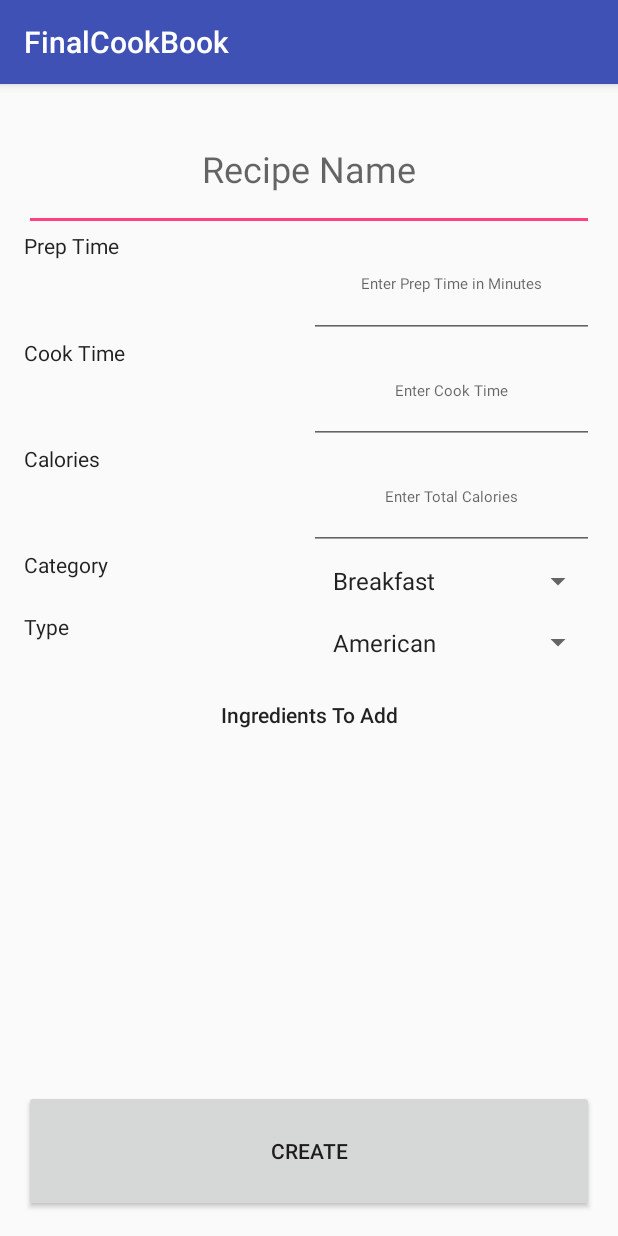
After one commit to Sanaknaki/cookbook, an Android app: the AddRecipe screen opened directly, with no data from a screen before it, on a phone screen of 412 x 824 dp. The commit adds this screen. Run offline under Robolectric (Android 15) with nearby library versions, the phone set to English and light mode, and no system bars; 2 statements that could not run were skipped.

Commit message:
Added new recipe template

```diff
--- /dev/null
+++ b/app/src/main/java/com/example/unaizrehmani/finalcookbook/AddRecipe.java
@@ -0,0 +1,164 @@
+package com.example.unaizrehmani.finalcookbook;
+
+import android.content.Context;
+import android.content.Intent;
+import android.os.Bundle;
+import android.support.v7.app.AppCompatActivity;
+import android.view.LayoutInflater;
+import android.view.View;
+import android.view.ViewGroup;
+import android.widget.ArrayAdapter;
+import android.widget.CheckBox;
+import android.widget.CompoundButton;
+import android.widget.EditText;
+import android.widget.ListView;
+import android.widget.Spinner;
+import android.widget.TextView;
+import android.widget.Toast;
+
+import java.util.ArrayList;
+
+public class AddRecipe extends AppCompatActivity {
+
+    private MainScreen cookBook;
+    ArrayList<Ingredient> chosenAddIngredients = new ArrayList<Ingredient>();
+    String chosenType;
+    String chosenCategory;
+    Spinner typeSpinner;
+    Spinner categorySpinner;
+
+    @Override
+    protected void onCreate(Bundle savedInstanceState) {
+        super.onCreate(savedInstanceState);
+        setContentView(R.layout.activity_add_recipe);
+
+        cookBook = (MainScreen) getIntent().getExtras().getSerializable("cookBook");
+
+        ArrayAdapter<String> categoryAdapter = new ArrayAdapter<String>(AddRecipe.this,android.R.layout.simple_list_item_1,
+                getResources().getStringArray(R.array.categories));
+
+        ArrayAdapter<String> typeAdapter = new ArrayAdapter<String>(AddRecipe.this,android.R.layout.simple_list_item_1,
+                getResources().getStringArray(R.array.types));
+
+        categorySpinner = (Spinner) findViewById(R.id.getCreateRecipeCategorySpinner);
+
+        categoryAdapter.setDropDownViewResource(android.R.layout.simple_spinner_dropdown_item);
+        categorySpinner.setAdapter(categoryAdapter);
+
+        //CREATE AND SET SPINNER FOR TYPE.
+        typeSpinner = (Spinner) findViewById(R.id.getCreateRecipeTypeSpinner);
+
+        typeAdapter.setDropDownViewResource(android.R.layout.simple_spinner_dropdown_item);
+        typeSpinner.setAdapter(typeAdapter);
+
+        chosenType = typeSpinner.getSelectedItem().toString();
+        chosenCategory = categorySpinner.getSelectedItem().toString();
+
+        populateIngredientListView();
+    }
+
+    public void populateIngredientListView(){
+        final ArrayAdapter<Ingredient> ingredientListAdapter = new IngredientAdapter(AddRecipe.this,cookBook.get_cookBookIngredients());
+        ListView ingredientList = (ListView)findViewById(R.id.ingredientsToAddListView);
+        ingredientList.setAdapter(ingredientListAdapter);
+    }
+
+    private class IngredientAdapter extends ArrayAdapter<Ingredient>{
+
+        private Context context;
+
+        public IngredientAdapter(Context context, ArrayList<Ingredient> objects) {
+            super(context, R.layout.single_ingredient, objects);
+            this.context = context;
+        }
+
+        //override this method.
+        public View getView(int position, View convertView, ViewGroup parent){
+            View customView = (LayoutInflater.from(getContext())).inflate(R.layout.single_ingredient,parent,false);
+
+            final Ingredient curIngredient = getItem(position);
+
+            String currentIngredient = curIngredient.get_IngredientName();
+            boolean selection = curIngredient.is_selected();
+
+            TextView ingredientText = (TextView) customView.findViewById(R.id.singleIngredientName);
+            ingredientText.setText(currentIngredient);
+
+            CheckBox ingredientSelected = (CheckBox) customView.findViewById(R.id.singleIngredientSelection);
+            //ingredientSelected.setText("Include");
+            //Need to double check to ensure that boxes stay ticked.
+
+            ingredientSelected.setOnCheckedChangeListener(new CompoundButton.OnCheckedChangeListener(){
+                public void onCheckedChanged(CompoundButton buttonView, boolean isChecked){
+
+                    curIngredient.set_selected(isChecked);
+
+                    if(isChecked){
+                        chosenAddIngredients.add(curIngredient);
+                    } else {
+                        chosenAddIngredients.remove(curIngredient);
+                    }
+
+                }
+            });
+
+            ingredientSelected.setChecked(curIngredient.is_selected());
+            ingredientSelected.setTag(curIngredient);
+
+            return customView;
+        }
+
+    }
+
+    public void clickAddRecipeDirections(View view){
+        String recipeName = ((EditText)findViewById(R.id.getCreateRecipeNameEditView)).getText().toString();
+        String cookTime = ((EditText)findViewById(R.id.getCreateCookEditView)).getText().toString();
+        String prepTime = ((EditText)findViewById(R.id.getCreatePrepEditView)).getText().toString();
+        String caloriesTime = ((EditText)findViewById(R.id.getCreateCaloriesEditView)).getText().toString();
+
+        //Toast.makeText(getApplicationContext(), recipeName, Toast.LENGTH_SHORT).show();
+
+        chosenType = typeSpinner.getSelectedItem().toString();
+        chosenCategory = categorySpinner.getSelectedItem().toString();
+
+        //all fields must be satisfied;
+        if(recipeName!=null && cookTime!=null
+                && prepTime!=null && caloriesTime!=null
+                && chosenType!=null && chosenCategory!=null
+                && chosenAddIngredients.size() > 0){
+
+            try{
+                int prepIntTime = Integer.parseInt(prepTime);
+                int caloriesIntTime = Integer.parseInt(caloriesTime);
+                int cookIntTime = Integer.parseInt(cookTime);
+
+                for (int i = 0; i<cookBook.get_cookBookIngredients().size(); i++){
+
+                    cookBook.get_cookBookIngredients().get(i).set_selected(false);
+
+                }
+
+                Intent intent = new Intent(AddRecipe.this,AddRecipeDirections.class);
+                Bundle bundle = new Bundle();
+                bundle.putSerializable("cookBook",cookBook);
+                bundle.putSerializable("recipeName",recipeName);
+                bundle.putSerializable("chosenCategory",chosenCategory);
+                bundle.putSerializable("chosenType",chosenType);
+                bundle.putSerializable("chosenAddIngredients",chosenAddIngredients);
+                bundle.putSerializable("prepIntTime",prepIntTime);
+                bundle.putSerializable("cookIntTime",cookIntTime);
+                bundle.putSerializable("caloriesIntTime",caloriesIntTime);
+
+                intent.putExtras(bundle);
+                startActivity(intent);
+
+            } catch (Exception e){
+                Toast.makeText(getApplicationContext(), "Prep Time, Cook Time and Calories must be Numbers.", Toast.LENGTH_SHORT).show();
+            }
+
+        }else {
+            Toast.makeText(getApplicationContext(), "All Fields Must be Satisfied.", Toast.LENGTH_SHORT).show();
+
+        }
+    }
+}
--- a/app/src/main/java/com/example/unaizrehmani/finalcookbook/Recipe.java
+++ b/app/src/main/java/com/example/unaizrehmani/finalcookbook/Recipe.java
@@ -18,7 +18,7 @@ public class Recipe implements Serializable{
 
 
     public Recipe(String newName, String newCategory, String newType){
-        _recipeName = newName;
+        _recipeName = newName.toUpperCase();
         _recipeType = newType;
         _recipeCategory = newCategory;
     }
@@ -28,7 +28,7 @@ public class Recipe implements Serializable{
                   ArrayList<Ingredient> newIngredients, ArrayList<String> newDirections,
                   int newPrepTime, int newCookTime, int newCalories){
 
-        _recipeName = newName;
+        _recipeName = newName.toUpperCase();
         _recipeIngredients = newIngredients;
         _recipeDirections = newDirections;
         _recipeType = newType;
@@ -52,7 +52,7 @@ public class Recipe implements Serializable{
     }
 
     public void setRecipeName(String newName){ //to be used when editing recipe name
-        _recipeName = newName;
+        _recipeName = newName.toUpperCase();
     }
 
     public ArrayList<Ingredient> getRecipeIngredients(){
--- /dev/null
+++ b/app/src/main/res/layout/activity_add_recipe.xml
@@ -0,0 +1,195 @@
+<?xml version="1.0" encoding="utf-8"?>
+<RelativeLayout xmlns:android="http://schemas.android.com/apk/res/android"
+    xmlns:tools="http://schemas.android.com/tools"
+    android:id="@+id/activity_add_recipe"
+    android:layout_width="match_parent"
+    android:layout_height="match_parent"
+    android:paddingBottom="@dimen/activity_vertical_margin"
+    android:paddingLeft="@dimen/activity_horizontal_margin"
+    android:paddingRight="@dimen/activity_horizontal_margin"
+    android:paddingTop="@dimen/activity_vertical_margin"
+    tools:context="com.example.unaizrehmani.finalcookbook.AddRecipe">
+
+    <LinearLayout
+        android:orientation="vertical"
+        android:layout_width="match_parent"
+        android:layout_height="match_parent"
+        android:layout_alignParentTop="true"
+        android:layout_alignParentLeft="true"
+        android:layout_alignParentStart="true">
+
+        <EditText
+            android:layout_width="match_parent"
+            android:layout_height="match_parent"
+            android:inputType="text"
+            android:ems="10"
+            android:id="@+id/getCreateRecipeNameEditView"
+            android:layout_weight="5"
+            android:hint="Recipe Name"
+            android:textAppearance="@style/TextAppearance.AppCompat.Headline"
+            android:gravity="center" />
+
+        <LinearLayout
+            android:orientation="horizontal"
+            android:layout_width="match_parent"
+            android:layout_height="match_parent"
+            android:layout_weight="4">
+
+            <LinearLayout
+                android:orientation="vertical"
+                android:layout_width="match_parent"
+                android:layout_height="match_parent"
+                android:layout_weight="1">
+
+                <TextView
+                    android:text="Prep Time"
+                    android:layout_width="match_parent"
+                    android:layout_height="match_parent"
+                    android:id="@+id/textView12"
+                    android:layout_weight="1"
+                    android:textAppearance="@style/TextAppearance.AppCompat.Body1" />
+
+                <TextView
+                    android:text="Cook Time"
+                    android:layout_width="match_parent"
+                    android:layout_height="match_parent"
+                    android:id="@+id/textView11"
+                    android:layout_weight="1"
+                    android:textAppearance="@style/TextAppearance.AppCompat.Body1" />
+
+                <TextView
+                    android:text="Calories"
+                    android:layout_width="match_parent"
+                    android:layout_height="match_parent"
+                    android:id="@+id/textView10"
+                    android:layout_weight="1"
+                    android:textAppearance="@style/TextAppearance.AppCompat.Body1" />
+
+            </LinearLayout>
+
+            <LinearLayout
+                android:orientation="vertical"
+                android:layout_width="match_parent"
+                android:layout_height="match_parent"
+                android:layout_weight="1">
+
+                <EditText
+                    android:layout_width="match_parent"
+                    android:layout_height="match_parent"
+                    android:inputType="text"
+                    android:ems="10"
+                    android:id="@+id/getCreatePrepEditView"
+                    android:textAppearance="@style/TextAppearance.AppCompat.Body1"
+                    android:layout_weight="1"
+                    android:hint="Enter Prep Time in Minutes"
+                    android:gravity="center"
+                    android:textSize="10sp" />
+
+                <EditText
+                    android:layout_width="match_parent"
+                    android:layout_height="match_parent"
+                    android:inputType="textPersonName"
+                    android:ems="10"
+                    android:id="@+id/getCreateCookEditView"
+                    android:textAppearance="@style/TextAppearance.AppCompat.Body1"
+                    android:layout_weight="1"
+                    android:hint="Enter Cook Time"
+                    android:gravity="center"
+                    android:textSize="10sp" />
+
+                <EditText
+                    android:layout_width="match_parent"
+                    android:layout_height="match_parent"
+                    android:inputType="textPersonName"
+                    android:ems="10"
+                    android:id="@+id/getCreateCaloriesEditView"
+                    android:textAppearance="@style/TextAppearance.AppCompat.Body1"
+                    android:layout_weight="1"
+                    android:hint="Enter Total Calories"
+                    android:gravity="center"
+                    android:textSize="10sp" />
+
+            </LinearLayout>
+        </LinearLayout>
+
+        <LinearLayout
+            android:orientation="vertical"
+            android:layout_width="match_parent"
+            android:layout_height="match_parent"
+            android:layout_weight="5">
+
+            <LinearLayout
+                android:orientation="horizontal"
+                android:layout_width="match_parent"
+                android:layout_height="match_parent"
+                android:layout_weight="1">
+
+                <TextView
+                    android:text="Category"
+                    android:layout_width="match_parent"
+                    android:layout_height="match_parent"
+                    android:id="@+id/getCreateRecipeCategory"
+                    android:layout_weight="1"
+                    android:textAppearance="@style/TextAppearance.AppCompat.Body1" />
+
+                <Spinner
+                    android:layout_width="match_parent"
+                    android:layout_height="match_parent"
+                    android:id="@+id/getCreateRecipeCategorySpinner"
+                    android:layout_weight="1" />
+            </LinearLayout>
+
+            <LinearLayout
+                android:orientation="horizontal"
+                android:layout_width="match_parent"
+                android:layout_height="match_parent"
+                android:layout_weight="1">
+
+                <TextView
+                    android:text="Type"
+                    android:layout_width="match_parent"
+                    android:layout_height="match_parent"
+                    android:id="@+id/textView7"
+                    android:layout_weight="1"
+                    android:textAppearance="@style/TextAppearance.AppCompat.Body1" />
+
+                <Spinner
+                    android:layout_width="match_parent"
+                    android:layout_height="match_parent"
+                    android:id="@+id/getCreateRecipeTypeSpinner"
+                    android:layout_weight="1" />
+            </LinearLayout>
+        </LinearLayout>
+
+        <LinearLayout
+            android:orientation="vertical"
+            android:layout_width="match_parent"
+            android:layout_height="match_parent"
+            android:layout_weight="3.5">
+
+            <TextView
+                android:text="Ingredients To Add"
+                android:layout_width="match_parent"
+                android:layout_height="match_parent"
+                android:layout_weight="4"
+                android:gravity="center"
+                android:textAppearance="@style/TextAppearance.AppCompat.Body2" />
+
+            <ListView
+                android:layout_width="match_parent"
+                android:layout_height="match_parent"
+                android:layout_weight="1"
+                android:id="@+id/ingredientsToAddListView" />
+
+        </LinearLayout>
+
+        <Button
+            android:text="Create"
+            android:layout_width="match_parent"
+            android:layout_height="match_parent"
+            android:id="@+id/createRecipeButton"
+            android:layout_weight="5"
+            android:onClick="clickAddRecipeDirections" />
+    </LinearLayout>
+
+</RelativeLayout>
```
Also changed, not shown: app/src/main/AndroidManifest.xml (+8 -3 lines), app/src/main/java/com/example/unaizrehmani/finalcookbook/AddRecipeDirections.java (added, +13 -0 lines), app/src/main/java/com/example/unaizrehmani/finalcookbook/DeleteRecipe.java (added, +18 -0 lines), app/src/main/java/com/example/unaizrehmani/finalcookbook/EditAllRecipes.java (added, +18 -0 lines), app/src/main/java/com/example/unaizrehmani/finalcookbook/EditRecipes.java (+32 -1 lines), app/src/main/res/layout/activity_add_recipe_directions.xml (added, +13 -0 lines), app/src/main/res/layout/activity_delete_recipe.xml (added, +13 -0 lines), app/src/main/res/layout/activity_edit_all_recipes.xml (added, +13 -0 lines), app/src/main/res/layout/activity_edit_recipes.xml (+38 -0 lines), 2 other files.
